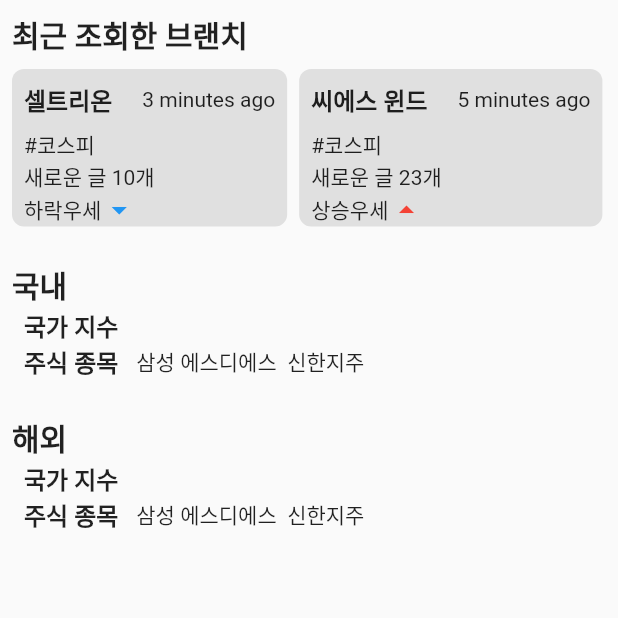
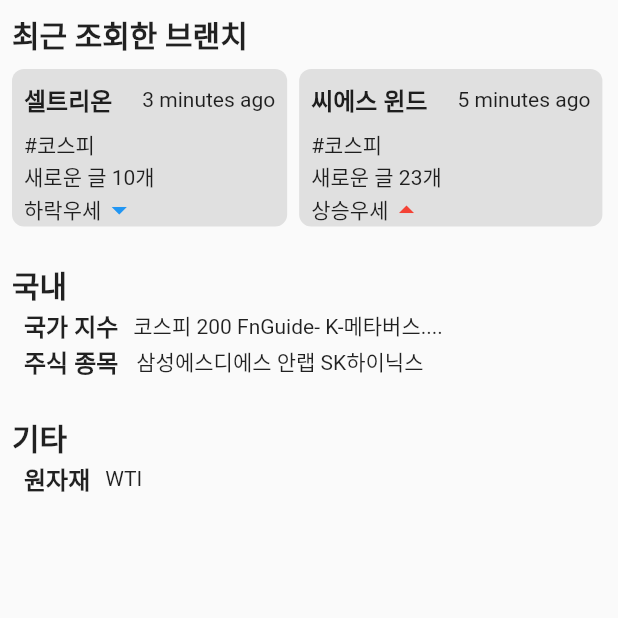
Before and after one commit to code-bross/meta_vest_sample, a Flutter app: the BranchSearchPage screen opened by its route, on a phone screen of 412 x 824 dp, the top half of it. Run offline on Flutter 3.47's test engine with Material 2 defaults, Android fonts, the phone set to English and light mode, and no system bars; our stand-ins replace chat_bubbles, easy_localization, faker, get, jiffy, kt_dart and 2 more; missing offline and left inert: darq, dart_web3, faker_dart, polls, timeline_list; network calls fail.

Commit message:
- branch search ui feedback apply

```diff
--- a/lib/pages/dev.setting/branch_search/branch_search_page.dart
+++ b/lib/pages/dev.setting/branch_search/branch_search_page.dart
@@ -50,17 +50,26 @@
                 child: Column(
                   crossAxisAlignment: CrossAxisAlignment.start,
                   children: [
-                    Text(
-                      '국가 지수',
-                      style: boldStyle,
-                    ),
+                    Row(
+                      children: [
+                        Text(
+                          '국가 지수',
+                          style: boldStyle,
+                        ),
+                        SizedBox(width: 10,),
+                        Text(
+                          '코스피 200 FnGuide- K-메타버스....'
+                        )
+                      ],
+                    )
+                    ,
                     Row(
                       children: [
                         Text('주식 종목', style: boldStyle),
                         SizedBox(
                           width: 12,
                         ),
-                        Text('삼성 에스디에스  신한지주  ')
+                        Text('삼성에스디에스 안랩 SK하이닉스')
                       ],
                     )
                   ],
@@ -69,7 +78,7 @@
               height: 24,
             ),
             Text(
-              '해외',
+              '기타',
               style: titleTextStyle,
             ),
             Container(
@@ -77,21 +86,23 @@
                 child: Column(
                   crossAxisAlignment: CrossAxisAlignment.start,
                   children: [
-                    Text(
-                      '국가 지수',
-                      style: boldStyle,
-                    ),
                     Row(
                       children: [
-                        Text('주식 종목', style: boldStyle),
-                        SizedBox(
-                          width: 12,
+                        Text(
+                          '원자재',
+                          style: boldStyle,
                         ),
-                        Text('삼성 에스디에스  신한지주  ')
+                        SizedBox(width: 10,),
+                        Text(
+                            'WTI'
+                        )
                       ],
                     )
                   ],
                 )),
+            SizedBox(
+              height: 24,
+            ),
           ],
         ));
   }
@@ -127,7 +138,8 @@
           padding: EdgeInsets.all(8),
           margin: EdgeInsets.only(right: 8),
           decoration: BoxDecoration(
-              color: Colors.grey[300], borderRadius: BorderRadius.circular(8)),
+              color: Colors.grey[300],
+              borderRadius: BorderRadius.circular(8)),
           child: Column(
             mainAxisAlignment: MainAxisAlignment.start,
             crossAxisAlignment: CrossAxisAlignment.start,
```
Also changed, not shown: lib/pages/feed/feed_page.dart (+59 -21 lines).
